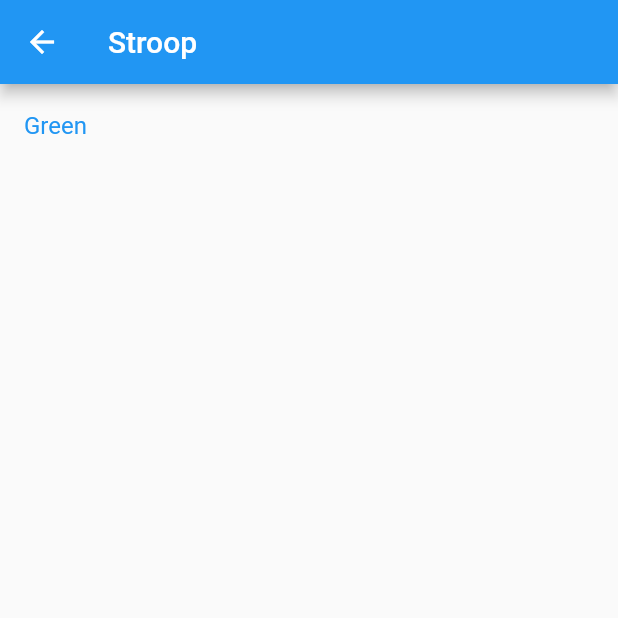
After one commit to fkropfhamer/brainjogging, a Flutter app: the Stroop screen opened by its route, on a phone screen of 412 x 824 dp, the top half of it. The commit adds this screen. Run offline on Flutter 3.47's test engine with Material 2 defaults, Android fonts, the phone set to English and light mode, and no system bars.

Commit message:
added stroop.

```diff
--- a/lib/home.dart
+++ b/lib/home.dart
@@ -10,7 +10,8 @@ class Home extends StatelessWidget {
       ),
       body: ListView(
         children: [
-          ListTile(title: const Text("Headcalculation"), onTap: () => Navigator.of(context).pushNamed('/headcalculation'),)
+          ListTile(title: const Text("Headcalculation"), onTap: () => Navigator.of(context).pushNamed('/headcalculation'),),
+          ListTile(title: const Text("Stroop"), onTap: () => Navigator.of(context).pushNamed('/stroop'),)
         ],
       )
     );
--- a/lib/main.dart
+++ b/lib/main.dart
@@ -1,5 +1,6 @@
 import 'package:brain_jogging_flutter/headcalculation.dart';
 import 'package:brain_jogging_flutter/home.dart';
+import 'package:brain_jogging_flutter/stroop.dart';
 import 'package:flutter/material.dart';
 
 void main() {
@@ -27,6 +28,7 @@ class App extends StatelessWidget {
       home: Home(),
       routes: <String, WidgetBuilder>{
         '/headcalculation': (BuildContext context) => Headcalculation(),
+        '/stroop' : (BuildContext context) => Stroop()
       },
     );
   }
--- /dev/null
+++ b/lib/stroop.dart
@@ -0,0 +1,44 @@
+import 'dart:math';
+
+import 'package:flutter/material.dart';
+
+class Stroop extends StatefulWidget {
+  const Stroop({ Key? key }) : super(key: key);
+
+  @override
+  _StroopState createState() => _StroopState();
+}
+
+const colors = {
+  'Red': Colors.red,
+  'Green': Colors.green,
+  'Blue': Colors.blue
+};
+
+class _StroopState extends State<Stroop> {
+  var _color;
+  var _colorText;
+  var _random = new Random();
+
+  _StroopState() {
+    generateColor();
+  }
+
+  generateColor() {
+    _colorText = colors.keys.elementAt(_random.nextInt(colors.length));
+    _color = colors.values.elementAt(_random.nextInt(colors.length));
+  }
+
+
+  @override
+  Widget build(BuildContext context) {
+    return Scaffold(
+      appBar: AppBar(title: const Text("Stroop"),),
+      body: ListView(
+        children: [
+          ListTile(title: Text(_colorText, style: TextStyle(color: _color),),)
+        ],
+      ),
+    );
+  }
+}
```
